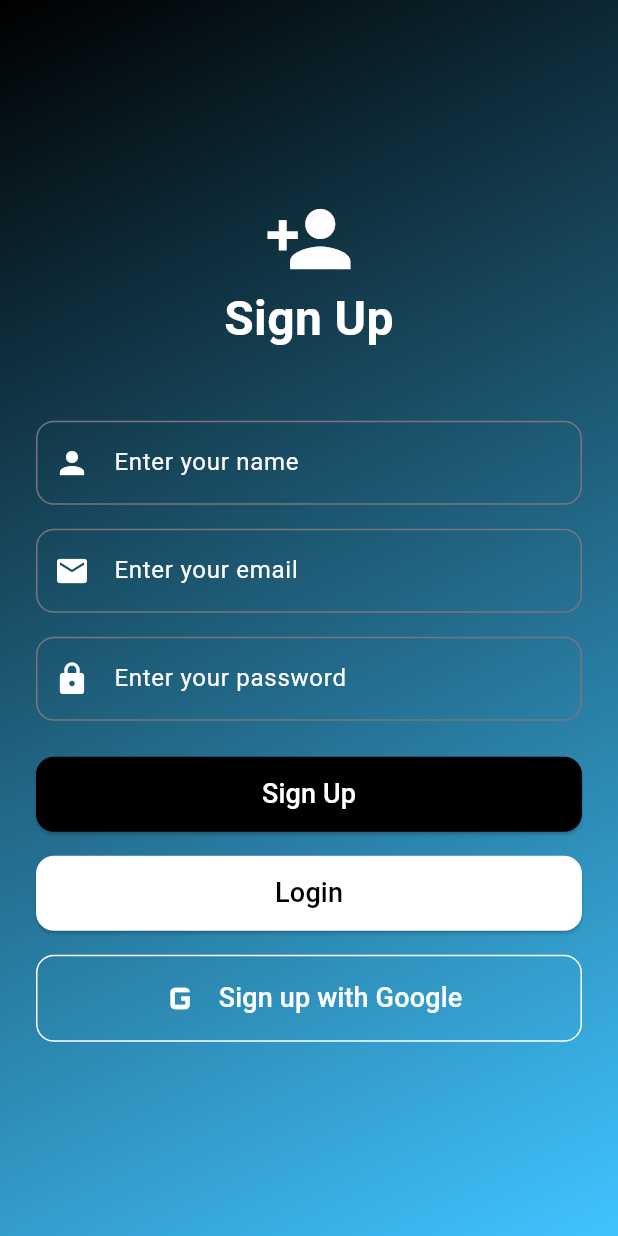
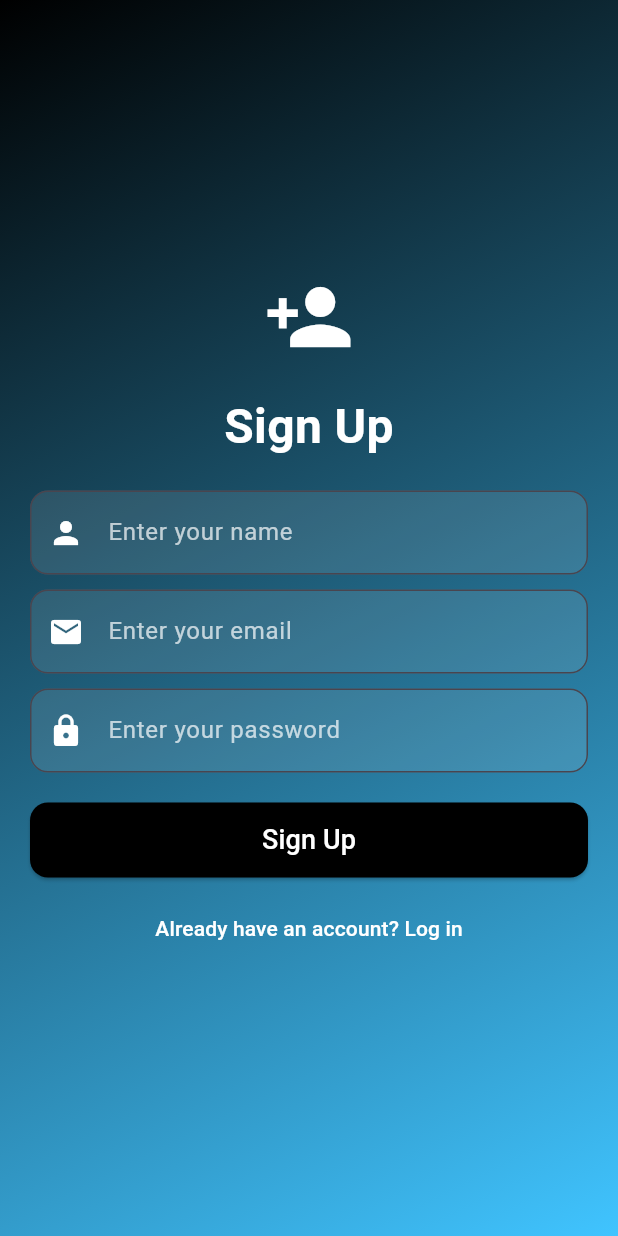
Before and after one commit to MrManavRamani-Flutter/Quick-Chat-With-Firebase, a Flutter app: the SignUpScreen screen opened by its route, on a phone screen of 412 x 824 dp. Run offline on Flutter 3.47's test engine with Material 3 defaults, Android fonts, the phone set to English and light mode, and no system bars; our stand-ins replace cloud_firestore, firebase_auth, firebase_core; accounts and stored records are empty.

Commit message:
signup page connect with database also with backend code to store data in database and create collection name `users` with field name ['username','email','password','create_at','id']

```diff
--- a/lib/main.dart
+++ b/lib/main.dart
@@ -24,7 +24,7 @@ class MyApp extends StatelessWidget {
     return MaterialApp(
       debugShowCheckedModeBanner: false,
       title: 'Quick Chat',
-      // initialRoute: "welcome",
+      initialRoute: "welcome",
       routes: {
         "/": (context) => const HomeScreen(),
         "welcome": (context) => const SplashScreen(),
--- a/lib/module/views/login_screen/signup_screen.dart
+++ b/lib/module/views/login_screen/signup_screen.dart
@@ -1,13 +1,81 @@
+import 'package:cloud_firestore/cloud_firestore.dart';
+import 'package:firebase_auth/firebase_auth.dart';
 import 'package:flutter/material.dart';
 
-class SignUpScreen extends StatelessWidget {
-  const SignUpScreen({super.key});
+class SignUpScreen extends StatefulWidget {
+  const SignUpScreen({Key? key}) : super(key: key);
+
+  @override
+  State<SignUpScreen> createState() => _SignUpScreenState();
+}
+
+class _SignUpScreenState extends State<SignUpScreen> {
+  TextEditingController usernameController = TextEditingController();
+  TextEditingController emailController = TextEditingController();
+  TextEditingController passwordController = TextEditingController();
+
+  void _signUp(BuildContext context) async {
+    try {
+      UserCredential userCredential =
+          await FirebaseAuth.instance.createUserWithEmailAndPassword(
+        email: emailController.text.trim(),
+        password: passwordController.text.trim(),
+      );
+
+      String userId = userCredential.user!.uid;
+
+      // Get the current timestamp
+      Timestamp timestamp = Timestamp.now();
+
+      // Create a new document in the 'users' collection with the user ID as the document ID
+      await FirebaseFirestore.instance.collection('users').doc(userId).set({
+        'username': usernameController.text.trim(),
+        'email': emailController.text.trim(),
+        'createdAt': timestamp, // Store the creation timestamp
+        // You shouldn't store the password in plain text, it's just for demonstration
+        'password': passwordController.text.trim(),
+        // You can add more fields as needed
+      });
+
+      Navigator.of(context).pushNamed('login');
+    } catch (e) {
+      print('Signup error: $e');
+      ScaffoldMessenger.of(context).showSnackBar(
+        const SnackBar(content: Text('Signup failed. Please try again.')),
+      );
+    }
+  }
+
+  // this code for authentication insert data to firebase database :
+
+  // void _signUp(BuildContext context) async {
+  //   try {
+  //     UserCredential userCredential =
+  //         await FirebaseAuth.instance.createUserWithEmailAndPassword(
+  //       email: emailController.text.trim(),
+  //       password: passwordController.text.trim(),
+  //     );
+  //
+  //     String userId = userCredential.user!.uid;
+  //
+  //     await FirebaseFirestore.instance.collection('users').doc(userId).set({
+  //       'username': usernameController.text.trim(),
+  //       'email': emailController.text.trim(),
+  //     });
+  //     Navigator.of(context).pushNamed('login');
+  //   } catch (e) {
+  //     print('Signup error: $e');
+  //     ScaffoldMessenger.of(context).showSnackBar(
+  //       const SnackBar(content: Text('Signup failed. Please try again.')),
+  //     );
+  //   }
+  // }
 
   @override
   Widget build(BuildContext context) {
     return Scaffold(
       body: Container(
-        padding: const EdgeInsets.symmetric(horizontal: 24.0),
+        padding: const EdgeInsets.all(20.0),
         decoration: const BoxDecoration(
           gradient: LinearGradient(
             begin: Alignment.topLeft,
@@ -20,70 +88,82 @@ class SignUpScreen extends StatelessWidget {
           crossAxisAlignment: CrossAxisAlignment.stretch,
           children: [
             const Icon(Icons.person_add, size: 60.0, color: Colors.white),
+            const SizedBox(height: 20.0),
             const Text(
               'Sign Up',
-              textAlign: TextAlign.center,
               style: TextStyle(
                 color: Colors.white,
                 fontSize: 32.0,
                 fontWeight: FontWeight.bold,
               ),
+              textAlign: TextAlign.center,
             ),
-            const SizedBox(height: 45.0),
+            const SizedBox(height: 20.0),
             TextFormField(
+              controller: usernameController,
               decoration: InputDecoration(
                 hintText: 'Enter your name',
-                hintStyle: const TextStyle(color: Colors.white),
+                hintStyle: const TextStyle(color: Colors.white70),
+                prefixIcon: const Icon(Icons.person, color: Colors.white),
+                filled: true,
+                fillColor: Colors.white.withOpacity(0.1),
                 border: OutlineInputBorder(
+                  borderRadius: BorderRadius.circular(12.0),
                   borderSide: const BorderSide(color: Colors.white),
-                  borderRadius: BorderRadius.circular(12.0),
                 ),
                 focusedBorder: OutlineInputBorder(
+                  borderRadius: BorderRadius.circular(12.0),
                   borderSide: const BorderSide(color: Colors.white),
-                  borderRadius: BorderRadius.circular(12.0),
                 ),
-                prefixIcon: const Icon(Icons.person, color: Colors.white),
               ),
               style: const TextStyle(color: Colors.white),
             ),
-            const SizedBox(height: 16.0),
+            const SizedBox(height: 10.0),
             TextFormField(
+              controller: emailController,
               decoration: InputDecoration(
                 hintText: 'Enter your email',
-                hintStyle: const TextStyle(color: Colors.white),
+                hintStyle: const TextStyle(color: Colors.white70),
+                prefixIcon: const Icon(Icons.email, color: Colors.white),
+                filled: true,
+                fillColor: Colors.white.withOpacity(0.1),
                 border: OutlineInputBorder(
+                  borderRadius: BorderRadius.circular(12.0),
                   borderSide: const BorderSide(color: Colors.white),
-                  borderRadius: BorderRadius.circular(12.0),
                 ),
                 focusedBorder: OutlineInputBorder(
+                  borderRadius: BorderRadius.circular(12.0),
                   borderSide: const BorderSide(color: Colors.white),
-                  borderRadius: BorderRadius.circular(12.0),
                 ),
-                prefixIcon: const Icon(Icons.email, color: Colors.white),
               ),
               style: const TextStyle(color: Colors.white),
             ),
-            const SizedBox(height: 16.0),
+            const SizedBox(height: 10.0),
             TextFormField(
+              controller: passwordController,
               obscureText: true,
               decoration: InputDecoration(
                 hintText: 'Enter your password',
-                hintStyle: const TextStyle(color: Colors.white),
+                hintStyle: const TextStyle(color: Colors.white70),
+                prefixIcon: const Icon(Icons.lock, color: Colors.white),
+                filled: true,
+                fillColor: Colors.white.withOpacity(0.1),
                 border: OutlineInputBorder(
+                  borderRadius: BorderRadius.circular(12.0),
                   borderSide: const BorderSide(color: Colors.white),
-                  borderRadius: BorderRadius.circular(12.0),
                 ),
                 focusedBorder: OutlineInputBorder(
+                  borderRadius: BorderRadius.circular(12.0),
                   borderSide: const BorderSide(color: Colors.white),
-                  borderRadius: BorderRadius.circular(12.0),
                 ),
-                prefixIcon: const Icon(Icons.lock, color: Colors.white),
               ),
               style: const TextStyle(color: Colors.white),
             ),
-            const SizedBox(height: 24.0),
+            const SizedBox(height: 20.0),
             ElevatedButton(
-              onPressed: () {},
+              onPressed: () {
+                _signUp(context);
+              },
               style: ElevatedButton.styleFrom(
                 backgroundColor: Colors.black,
                 padding: const EdgeInsets.symmetric(vertical: 12.0),
@@ -96,44 +176,14 @@ class SignUpScreen extends StatelessWidget {
                 style: TextStyle(fontSize: 18.0, color: Colors.white),
               ),
             ),
-            const SizedBox(height: 16.0),
-            ElevatedButton(
+            const SizedBox(height: 10.0),
+            TextButton(
               onPressed: () {
-                Navigator.pushNamed(context, 'login');
+                Navigator.pushReplacementNamed(context, 'login');
               },
-              style: ElevatedButton.styleFrom(
-                backgroundColor: Colors.white,
-                padding: const EdgeInsets.symmetric(vertical: 12.0),
-                shape: RoundedRectangleBorder(
-                  borderRadius: BorderRadius.circular(12.0),
-                ),
-              ),
               child: const Text(
-                'Login',
-                style: TextStyle(fontSize: 18.0, color: Colors.black),
-              ),
-            ),
-            const SizedBox(height: 16.0),
-            OutlinedButton(
-              onPressed: () {},
-              style: OutlinedButton.styleFrom(
-                side: const BorderSide(color: Colors.white),
-                padding: const EdgeInsets.symmetric(vertical: 12.0),
-                shape: RoundedRectangleBorder(
-                  borderRadius: BorderRadius.circular(12.0),
-                ),
-              ),
-              child: const Row(
-                mainAxisAlignment: MainAxisAlignment.center,
-                children: [
-                  Icon(Icons.g_mobiledata_outlined,
-                      color: Colors.white, size: 34.0),
-                  SizedBox(width: 8.0),
-                  Text(
-                    'Sign up with Google',
-                    style: TextStyle(fontSize: 18.0, color: Colors.white),
-                  ),
-                ],
+                'Already have an account? Log in',
+                style: TextStyle(color: Colors.white),
               ),
             ),
           ],
--- a/pubspec.yaml
+++ b/pubspec.yaml
@@ -36,6 +36,8 @@ dependencies:
   # Use with the CupertinoIcons class for iOS style icons.
   cupertino_icons: ^1.0.2
   firebase_core:
+  firebase_auth:
+  cloud_firestore:
 
 dev_dependencies:
   flutter_test:
```
Also changed, not shown: lib/module/views/login_screen/login_screen.dart (+8 -4 lines), lib/module/views/welcome/splash_screen.dart (+12 -2 lines), lib/helpers/firebase_helper.dart (added), pubspec.lock.
